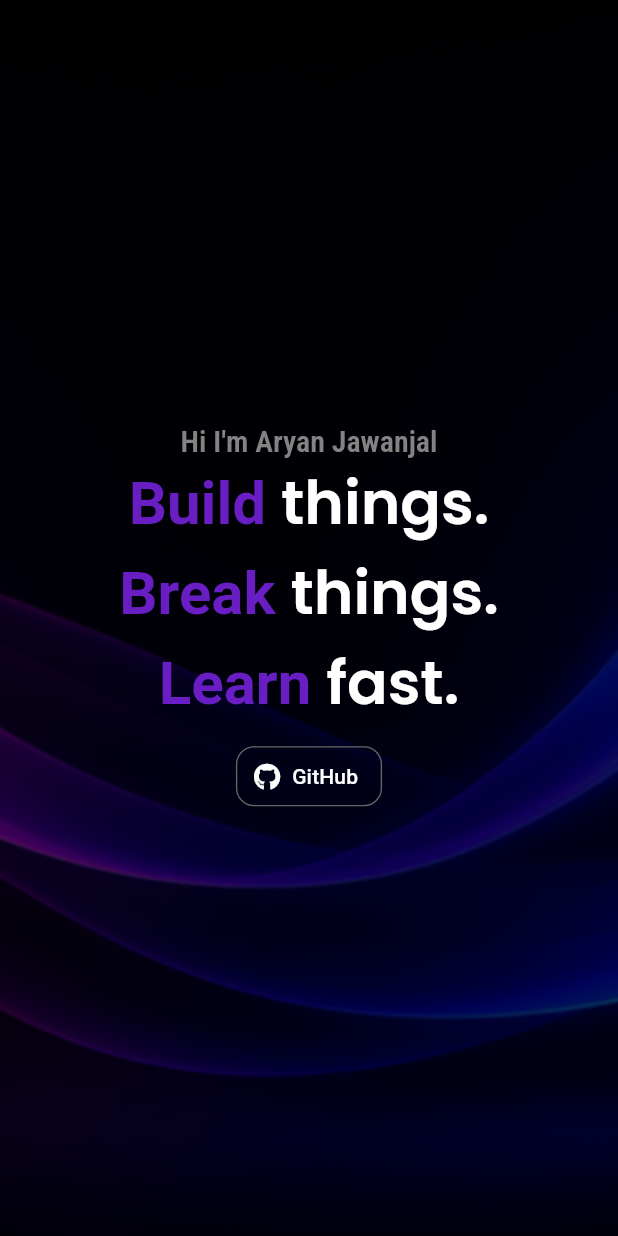
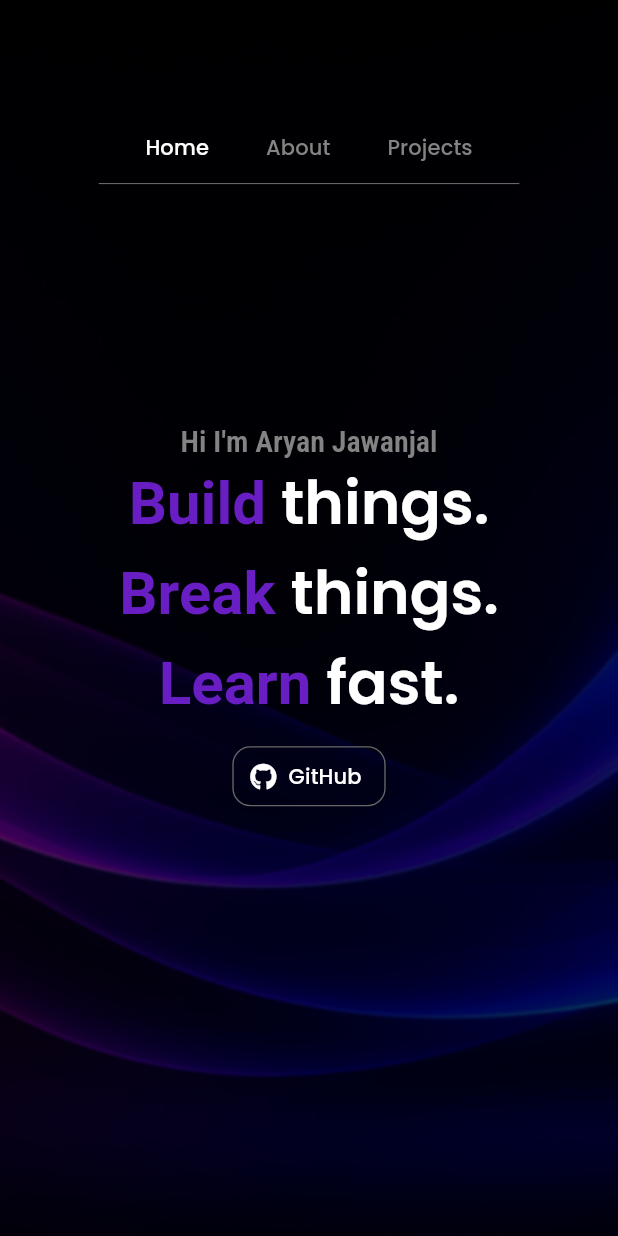
Before and after one commit to unknown7751/Portfolio, a Flutter app: the screen it shows after launch, on a phone screen of 412 x 824 dp. Run offline on Flutter 3.47's test engine with Material 3 defaults, Android fonts, the phone set to English and light mode, and no system bars; our stand-ins replace font_awesome_flutter, google_fonts, responsive_builder.

Commit message:
added appbar

```diff
--- a/lib/home.dart
+++ b/lib/home.dart
@@ -1,4 +1,5 @@
 import 'package:flutter/material.dart';
+import 'package:google_fonts/google_fonts.dart';
 import 'package:portfolio/first_page.dart';
 import 'package:portfolio/mobile_view.dart';
 import 'package:responsive_builder/responsive_builder.dart';
@@ -11,19 +12,63 @@ class FadeInOnScroll extends StatefulWidget {
 
 class _FadeInOnScrollState extends State<FadeInOnScroll> {
 
+  late Color defaultColor;
+  late Color selectedColor;
+  int currentPage = 0;
+  late List<Color> buttonColor;
+
+  void onBarClick(int selectedPage) {
+    setState(() {
+      buttonColor[currentPage] = defaultColor;
+      buttonColor[selectedPage] = selectedColor;
+      currentPage = selectedPage;
+    });
+  }
+  @override
+  void initState() {
+    super.initState();
+    defaultColor = Color.fromARGB(255, 131, 131, 131);
+    selectedColor = Colors.white;
+    buttonColor= [selectedColor,defaultColor,defaultColor];
+  }
   @override
   Widget build(BuildContext context) {
-    return ResponsiveBuilder(
-      builder: (context, sizingInformation) {
-        if (sizingInformation.deviceScreenType == DeviceScreenType.mobile) {
-          return MobileView();
-        }
-        else {
-          return Scaffold(
-            body: Text('Desktop'),
-          );
-        }
-      },
+    return Stack(
+      children: [
+        ResponsiveBuilder(
+          builder: (context, sizingInformation) {
+            if (sizingInformation.deviceScreenType == DeviceScreenType.mobile) {
+              return MobileView();
+            } else {
+              return Scaffold(body: Text('Desktop'));
+            }
+          },
+        ),
+        Align(
+          alignment: Alignment.topCenter,
+          child: Container(
+            margin: EdgeInsets.only(top: 70), // Adjust as needed
+            width: MediaQuery.of(context).size.width * 0.7,
+            padding: EdgeInsets.all(4),
+            child: Column(
+              children: [
+                Row(
+                  mainAxisAlignment: MainAxisAlignment.center,
+                  children: [
+                    TextButton(onPressed: () {onBarClick(0);}, child: Text('Home',style: GoogleFonts.poppins(color: buttonColor[0],fontSize: 14),)),
+                    Padding(
+                      padding: const EdgeInsets.only(left : 14.0,right: 14),
+                      child: TextButton(onPressed: () {onBarClick(1);}, child: Text('About',style: TextStyle(color: buttonColor[1],fontSize: 14),)),
+                    ),
+                    TextButton(onPressed: () {onBarClick(2);}, child: Text('Projects',style: TextStyle(color:buttonColor[2],fontSize: 14),)),
+                  ],
+                ),
+                Container(height: 0.73,decoration: BoxDecoration(color: Color.fromARGB(255, 103, 103, 103)),)
+              ],
+            ),
+          ),
+        ),
+      ],
     );
   }
 }
--- a/lib/main.dart
+++ b/lib/main.dart
@@ -1,4 +1,5 @@
 import 'package:flutter/material.dart';
+import 'package:google_fonts/google_fonts.dart';
 import 'package:portfolio/home.dart';
 
 void main() {
@@ -12,6 +13,9 @@ class MyApp extends StatelessWidget {
   Widget build(BuildContext context) {
     return MaterialApp(
       color: Colors.black,
+      theme: ThemeData(
+        textTheme: GoogleFonts.poppinsTextTheme(),
+      ),
       debugShowCheckedModeBanner: false,
       home: FadeInOnScroll(),
     );
```
